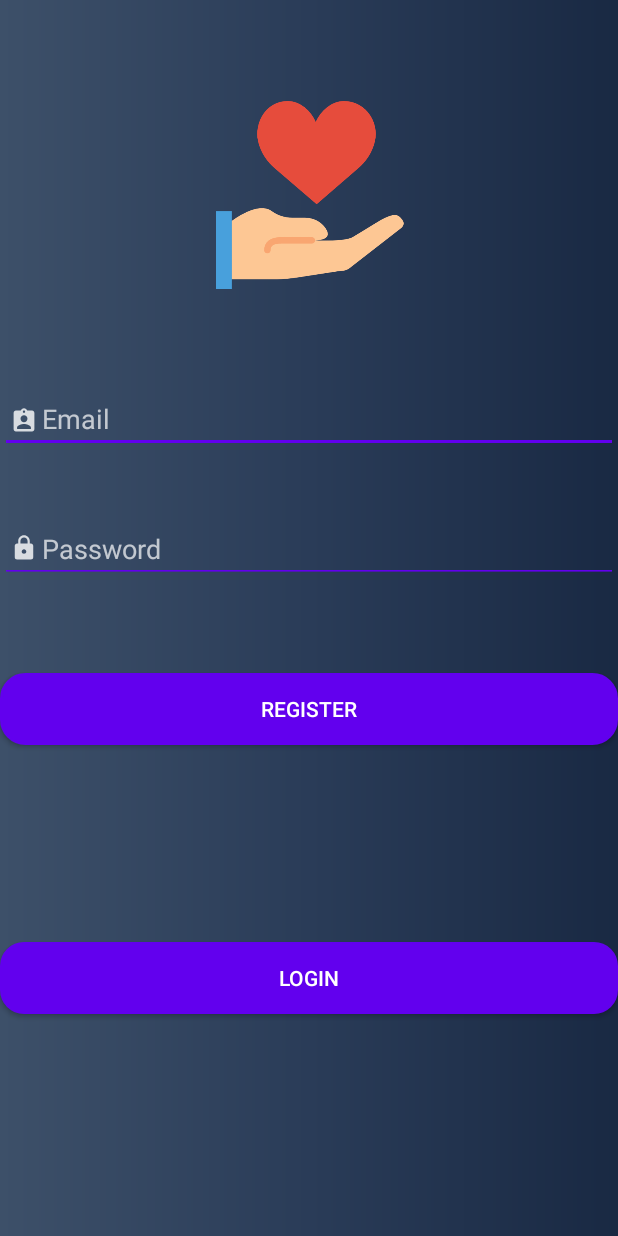
After one commit to MarcoContreras23/Banco-de-alimentos, an Android app: the layout activity_register.xml on its own in the app's theme, with its tools: preview values and no code run, on a phone screen of 412 x 824 dp. The commit adds this screen. Run offline under Robolectric (Android 15) with nearby library versions, the phone set to English and light mode, and no system bars.

Commit message:
Se añade linea de verificación de email y de password antes de habilitar botón y se añade acceso a la base de datos para login

```diff
--- a/app/src/main/AndroidManifest.xml
+++ b/app/src/main/AndroidManifest.xml
@@ -19,6 +19,7 @@
             </intent-filter>
         </activity>
         <activity android:name=".MenuActivity"/>
+        <activity android:name=".RegisterActivity"/>
     </application>
 
 </manifest>
--- a/app/src/main/java/com/example/bancodealimentos/MainActivity.java
+++ b/app/src/main/java/com/example/bancodealimentos/MainActivity.java
@@ -26,6 +26,7 @@ public class MainActivity extends AppCompatActivity {
     EditText Password;
     Boolean validE;
     Boolean validP;
+    Button register;
     private FirebaseAuth auth;
 
     @Override
@@ -35,6 +36,7 @@ public class MainActivity extends AppCompatActivity {
 
         Email = (EditText)findViewById(R.id.editText);
         btn = (Button) findViewById(R.id.button);
+        register = (Button) findViewById(R.id.button2);
         Password = (EditText) findViewById((R.id.editText2));
         validE = false;
         validP = false;
@@ -59,6 +61,14 @@ public class MainActivity extends AppCompatActivity {
                                 }
                             }
                         });
+            }
+        });
+
+        register.setOnClickListener(new View.OnClickListener() {
+            @Override
+            public void onClick(View v) {
+                Intent i = new Intent(MainActivity.this, RegisterActivity.class);
+                startActivity(i);
             }
         });
 
--- /dev/null
+++ b/app/src/main/java/com/example/bancodealimentos/RegisterActivity.java
@@ -0,0 +1,14 @@
+package com.example.bancodealimentos;
+
+import android.os.Bundle;
+
+import androidx.appcompat.app.AppCompatActivity;
+
+public class RegisterActivity extends AppCompatActivity {
+
+    @Override
+    protected void onCreate(Bundle savedInstanceState) {
+        super.onCreate(savedInstanceState);
+
+    }
+}
--- /dev/null
+++ b/app/src/main/res/layout/activity_register.xml
@@ -0,0 +1,72 @@
+<?xml version="1.0" encoding="utf-8"?>
+<androidx.constraintlayout.widget.ConstraintLayout xmlns:android="http://schemas.android.com/apk/res/android"
+    xmlns:app="http://schemas.android.com/apk/res-auto"
+    xmlns:tools="http://schemas.android.com/tools"
+    android:layout_width="match_parent"
+    android:layout_height="match_parent"
+    android:background="@drawable/gradient"
+    tools:context=".RegisterActivity">
+
+    <ImageView
+        android:id="@+id/imageView"
+        android:layout_width="182dp"
+        android:layout_height="125dp"
+        android:contentDescription="@string/iconLog"
+        app:layout_constraintBottom_toTopOf="@+id/editText"
+        app:layout_constraintEnd_toEndOf="parent"
+        app:layout_constraintStart_toStartOf="parent"
+        app:layout_constraintTop_toTopOf="parent"
+        app:srcCompat="@drawable/heart" />
+
+    <EditText
+        android:id="@+id/editText"
+        android:layout_width="match_parent"
+        android:layout_height="42dp"
+        android:layout_marginTop="260dp"
+        android:autofillHints="@string/inputEmail"
+        android:backgroundTint="@color/colorPrimary"
+        android:drawableStart="@drawable/ic_action_name"
+        android:ems="10"
+        android:hint="@string/inputEmail"
+        android:inputType="textPersonName"
+        app:layout_constraintTop_toTopOf="parent"
+        app:layout_constraintTop_toBottomOf="@+id/editText2"
+        tools:layout_editor_absoluteX="0dp" />
+
+    <EditText
+        android:id="@+id/editText2"
+        android:layout_width="match_parent"
+        android:layout_height="wrap_content"
+        android:layout_marginTop="41dp"
+        android:autofillHints="@string/inputPass"
+        android:backgroundTint="@color/colorPrimary"
+        android:drawableStart="@drawable/lock"
+        android:ems="10"
+        android:hint="@string/inputPass"
+        android:inputType="textPassword"
+        app:layout_constraintTop_toBottomOf="@+id/editText"
+        tools:layout_editor_absoluteX="0dp" />
+
+    <Button
+        android:id="@+id/button"
+        android:layout_width="match_parent"
+        android:layout_height="wrap_content"
+        android:layout_marginBottom="148dp"
+        android:background="@drawable/button_drawable"
+        android:text="@string/btnLogin"
+        app:layout_constraintBottom_toBottomOf="parent"
+        tools:layout_editor_absoluteX="0dp" />
+
+    <Button
+        android:id="@+id/button2"
+        android:layout_width="match_parent"
+        android:layout_height="wrap_content"
+        android:layout_marginTop="60dp"
+        android:background="@drawable/button_rounder"
+        android:text="@string/btnRegister"
+        app:layout_constraintBottom_toTopOf="@+id/button"
+        app:layout_constraintTop_toBottomOf="@+id/editText2"
+        app:layout_constraintVertical_bias="0.0"
+        tools:layout_editor_absoluteX="0dp" />
+
+</androidx.constraintlayout.widget.ConstraintLayout>
```
